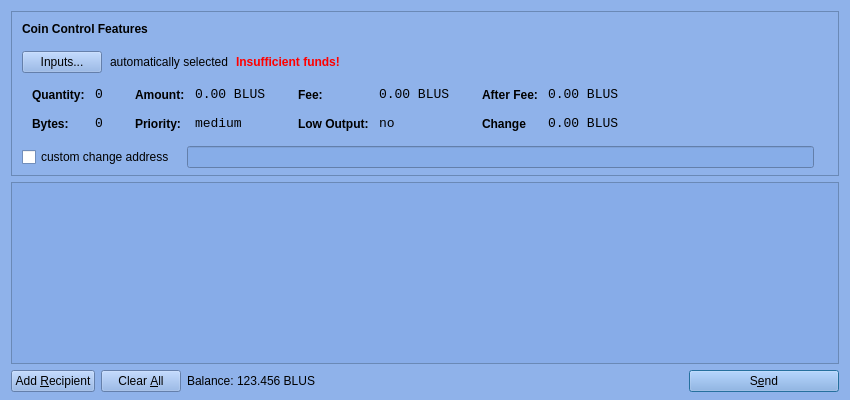
BlueSteelCoin/bluesteel, file src/qt/forms/sendcoinsdialog.ui: the form before one commit.
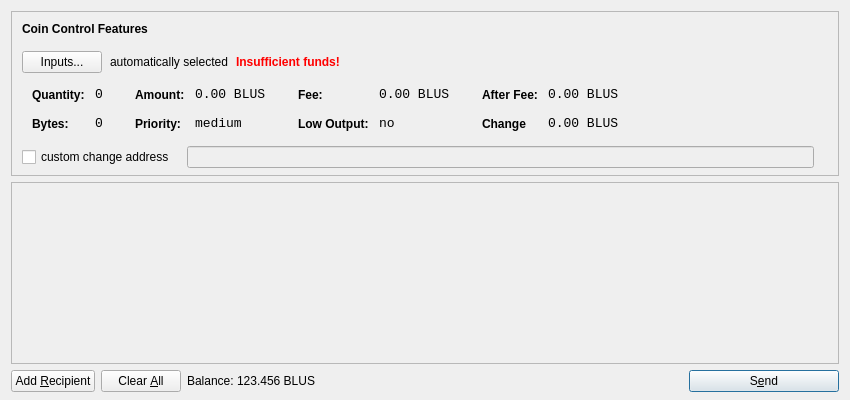
The form after the commit. Icons and pictures are not drawn.

Patch:
```diff
--- a/src/qt/forms/sendcoinsdialog.ui
+++ b/src/qt/forms/sendcoinsdialog.ui
@@ -10,421 +10,6 @@
     <height>400</height>
    </rect>
   </property>
-  <property name="palette">
-   <palette>
-    <active>
-     <colorrole role="WindowText">
-      <brush brushstyle="SolidPattern">
-       <color alpha="255">
-        <red>0</red>
-        <green>0</green>
-        <blue>0</blue>
-       </color>
-      </brush>
-     </colorrole>
-     <colorrole role="Button">
-      <brush brushstyle="SolidPattern">
-       <color alpha="238">
-        <red>135</red>
-        <green>173</green>
-        <blue>232</blue>
-       </color>
-      </brush>
-     </colorrole>
-     <colorrole role="Light">
-      <brush brushstyle="SolidPattern">
-       <color alpha="238">
-        <red>241</red>
-        <green>247</green>
-        <blue>255</blue>
-       </color>
-      </brush>
-     </colorrole>
-     <colorrole role="Midlight">
-      <brush brushstyle="SolidPattern">
-       <color alpha="238">
-        <red>188</red>
-        <green>210</green>
-        <blue>243</blue>
-       </color>
-      </brush>
-     </colorrole>
-     <colorrole role="Dark">
-      <brush brushstyle="SolidPattern">
-       <color alpha="238">
-        <red>67</red>
-        <green>86</green>
-        <blue>116</blue>
-       </color>
-      </brush>
-     </colorrole>
-     <colorrole role="Mid">
-      <brush brushstyle="SolidPattern">
-       <color alpha="238">
-        <red>90</red>
-        <green>115</green>
-        <blue>154</blue>
-       </color>
-      </brush>
-     </colorrole>
-     <colorrole role="Text">
-      <brush brushstyle="SolidPattern">
-       <color alpha="255">
-        <red>0</red>
-        <green>0</green>
-        <blue>0</blue>
-       </color>
-      </brush>
-     </colorrole>
-     <colorrole role="BrightText">
-      <brush brushstyle="SolidPattern">
-       <color alpha="255">
-        <red>255</red>
-        <green>255</green>
-        <blue>255</blue>
-       </color>
-      </brush>
-     </colorrole>
-     <colorrole role="ButtonText">
-      <brush brushstyle="SolidPattern">
-       <color alpha="255">
-        <red>0</red>
-        <green>0</green>
-        <blue>0</blue>
-       </color>
-      </brush>
-     </colorrole>
-     <colorrole role="Base">
-      <brush brushstyle="SolidPattern">
-       <color alpha="255">
-        <red>255</red>
-        <green>255</green>
-        <blue>255</blue>
-       </color>
-      </brush>
-     </colorrole>
-     <colorrole role="Window">
-      <brush brushstyle="SolidPattern">
-       <color alpha="238">
-        <red>135</red>
-        <green>173</green>
-        <blue>232</blue>
-       </color>
-      </brush>
-     </colorrole>
-     <colorrole role="Shadow">
-      <brush brushstyle="SolidPattern">
-       <color alpha="255">
-        <red>0</red>
-        <green>0</green>
-        <blue>0</blue>
-       </color>
-      </brush>
-     </colorrole>
-     <colorrole role="AlternateBase">
-      <brush brushstyle="SolidPattern">
-       <color alpha="246">
-        <red>195</red>
-        <green>214</green>
-        <blue>243</blue>
-       </color>
-      </brush>
-     </colorrole>
-     <colorrole role="ToolTipBase">
-      <brush brushstyle="SolidPattern">
-       <color alpha="255">
-        <red>255</red>
-        <green>255</green>
-        <blue>220</blue>
-       </color>
-      </brush>
-     </colorrole>
-     <colorrole role="ToolTipText">
-      <brush brushstyle="SolidPattern">
-       <color alpha="255">
-        <red>0</red>
-        <green>0</green>
-        <blue>0</blue>
-       </color>
-      </brush>
-     </colorrole>
-    </active>
-    <inactive>
-     <colorrole role="WindowText">
-      <brush brushstyle="SolidPattern">
-       <color alpha="255">
-        <red>0</red>
-        <green>0</green>
-        <blue>0</blue>
-       </color>
-      </brush>
-     </colorrole>
-     <colorrole role="Button">
-      <brush brushstyle="SolidPattern">
-       <color alpha="238">
-        <red>135</red>
-        <green>173</green>
-        <blue>232</blue>
-       </color>
-      </brush>
-     </colorrole>
-     <colorrole role="Light">
-      <brush brushstyle="SolidPattern">
-       <color alpha="238">
-        <red>241</red>
-        <green>247</green>
-        <blue>255</blue>
-       </color>
-      </brush>
-     </colorrole>
-     <colorrole role="Midlight">
-      <brush brushstyle="SolidPattern">
-       <color alpha="238">
-        <red>188</red>
-        <green>210</green>
-        <blue>243</blue>
-       </color>
-      </brush>
-     </colorrole>
-     <colorrole role="Dark">
-      <brush brushstyle="SolidPattern">
-       <color alpha="238">
-        <red>67</red>
-        <green>86</green>
-        <blue>116</blue>
-       </color>
-      </brush>
-     </colorrole>
-     <colorrole role="Mid">
-      <brush brushstyle="SolidPattern">
-       <color alpha="238">
-        <red>90</red>
-        <green>115</green>
-        <blue>154</blue>
-       </color>
-      </brush>
-     </colorrole>
-     <colorrole role="Text">
-      <brush brushstyle="SolidPattern">
-       <color alpha="255">
-        <red>0</red>
-        <green>0</green>
-        <blue>0</blue>
-       </color>
-      </brush>
-     </colorrole>
-     <colorrole role="BrightText">
-      <brush brushstyle="SolidPattern">
-       <color alpha="255">
-        <red>255</red>
-        <green>255</green>
-        <blue>255</blue>
-       </color>
-      </brush>
-     </colorrole>
-     <colorrole role="ButtonText">
-      <brush brushstyle="SolidPattern">
-       <color alpha="255">
-        <red>0</red>
-        <green>0</green>
-        <blue>0</blue>
-       </color>
-      </brush>
-     </colorrole>
-     <colorrole role="Base">
-      <brush brushstyle="SolidPattern">
-       <color alpha="255">
-        <red>255</red>
-        <green>255</green>
-        <blue>255</blue>
-       </color>
-      </brush>
-     </colorrole>
-     <colorrole role="Window">
-      <brush brushstyle="SolidPattern">
-       <color alpha="238">
-        <red>135</red>
-        <green>173</green>
-        <blue>232</blue>
-       </color>
-      </brush>
-     </colorrole>
-     <colorrole role="Shadow">
-      <brush brushstyle="SolidPattern">
-       <color alpha="255">
-        <red>0</red>
-        <green>0</green>
-        <blue>0</blue>
-       </color>
-      </brush>
-     </colorrole>
-     <colorrole role="AlternateBase">
-      <brush brushstyle="SolidPattern">
-       <color alpha="246">
-        <red>195</red>
-        <green>214</green>
-        <blue>243</blue>
-       </color>
-      </brush>
-     </colorrole>
-     <colorrole role="ToolTipBase">
-      <brush brushstyle="SolidPattern">
-       <color alpha="255">
-        <red>255</red>
-        <green>255</green>
-        <blue>220</blue>
-       </color>
-      </brush>
-     </colorrole>
-     <colorrole role="ToolTipText">
-      <brush brushstyle="SolidPattern">
-       <color alpha="255">
-        <red>0</red>
-        <green>0</green>
-        <blue>0</blue>
-       </color>
-      </brush>
-     </colorrole>
-    </inactive>
-    <disabled>
-     <colorrole role="WindowText">
-      <brush brushstyle="SolidPattern">
-       <color alpha="238">
-        <red>67</red>
-        <green>86</green>
-        <blue>116</blue>
-       </color>
-      </brush>
-     </colorrole>
-     <colorrole role="Button">
-      <brush brushstyle="SolidPattern">
-       <color alpha="238">
-        <red>135</red>
-        <green>173</green>
-        <blue>232</blue>
-       </color>
-      </brush>
-     </colorrole>
-     <colorrole role="Light">
-      <brush brushstyle="SolidPattern">
-       <color alpha="238">
-        <red>241</red>
-        <green>247</green>
-        <blue>255</blue>
-       </color>
-      </brush>
-     </colorrole>
-     <colorrole role="Midlight">
-      <brush brushstyle="SolidPattern">
-       <color alpha="238">
-        <red>188</red>
-        <green>210</green>
-        <blue>243</blue>
-       </color>
-      </brush>
-     </colorrole>
-     <colorrole role="Dark">
-      <brush brushstyle="SolidPattern">
-       <color alpha="238">
-        <red>67</red>
-        <green>86</green>
-        <blue>116</blue>
-       </color>
-      </brush>
-     </colorrole>
-     <colorrole role="Mid">
-      <brush brushstyle="SolidPattern">
-       <color alpha="238">
-        <red>90</red>
-        <green>115</green>
-        <blue>154</blue>
-       </color>
-      </brush>
-     </colorrole>
-     <colorrole role="Text">
-      <brush brushstyle="SolidPattern">
-       <color alpha="238">
-        <red>67</red>
-        <green>86</green>
-        <blue>116</blue>
-       </color>
-      </brush>
-     </colorrole>
-     <colorrole role="BrightText">
-      <brush brushstyle="SolidPattern">
-       <color alpha="255">
-        <red>255</red>
-        <green>255</green>
-        <blue>255</blue>
-       </color>
-      </brush>
-     </colorrole>
-     <colorrole role="ButtonText">
-      <brush brushstyle="SolidPattern">
-       <color alpha="238">
-        <red>67</red>
-        <green>86</green>
-        <blue>116</blue>
-       </color>
-      </brush>
-     </colorrole>
-     <colorrole role="Base">
-      <brush brushstyle="SolidPattern">
-       <color alpha="238">
-        <red>135</red>
-        <green>173</green>
-        <blue>232</blue>
-       </color>
-      </brush>
-     </colorrole>
-     <colorrole role="Window">
-      <brush brushstyle="SolidPattern">
-       <color alpha="238">
-        <red>135</red>
-        <green>173</green>
-        <blue>232</blue>
-       </color>
-      </brush>
-     </colorrole>
-     <colorrole role="Shadow">
-      <brush brushstyle="SolidPattern">
-       <color alpha="255">
-        <red>0</red>
-        <green>0</green>
-        <blue>0</blue>
-       </color>
-      </brush>
-     </colorrole>
-     <colorrole role="AlternateBase">
-      <brush brushstyle="SolidPattern">
-       <color alpha="238">
-        <red>135</red>
-        <green>173</green>
-        <blue>232</blue>
-       </color>
-      </brush>
-     </colorrole>
-     <colorrole role="ToolTipBase">
-      <brush brushstyle="SolidPattern">
-       <color alpha="255">
-        <red>255</red>
-        <green>255</green>
-        <blue>220</blue>
-       </color>
-      </brush>
-     </colorrole>
-     <colorrole role="ToolTipText">
-      <brush brushstyle="SolidPattern">
-       <color alpha="255">
-        <red>0</red>
-        <green>0</green>
-        <blue>0</blue>
-       </color>
-      </brush>
-     </colorrole>
-    </disabled>
-   </palette>
-  </property>
   <property name="windowTitle">
    <string>Send Coins</string>
   </property>
```
